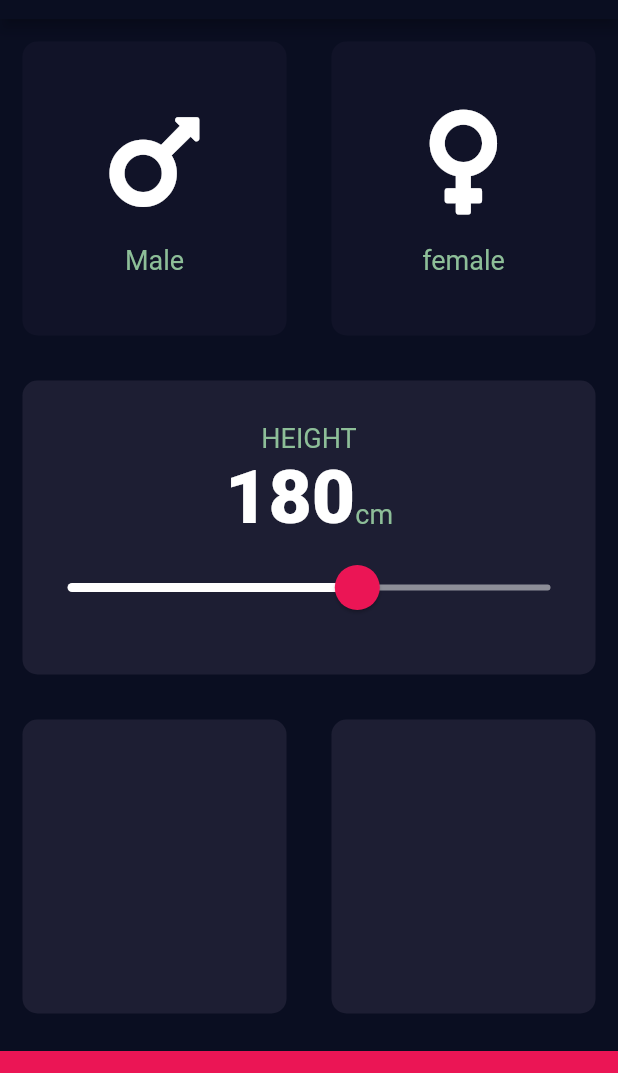
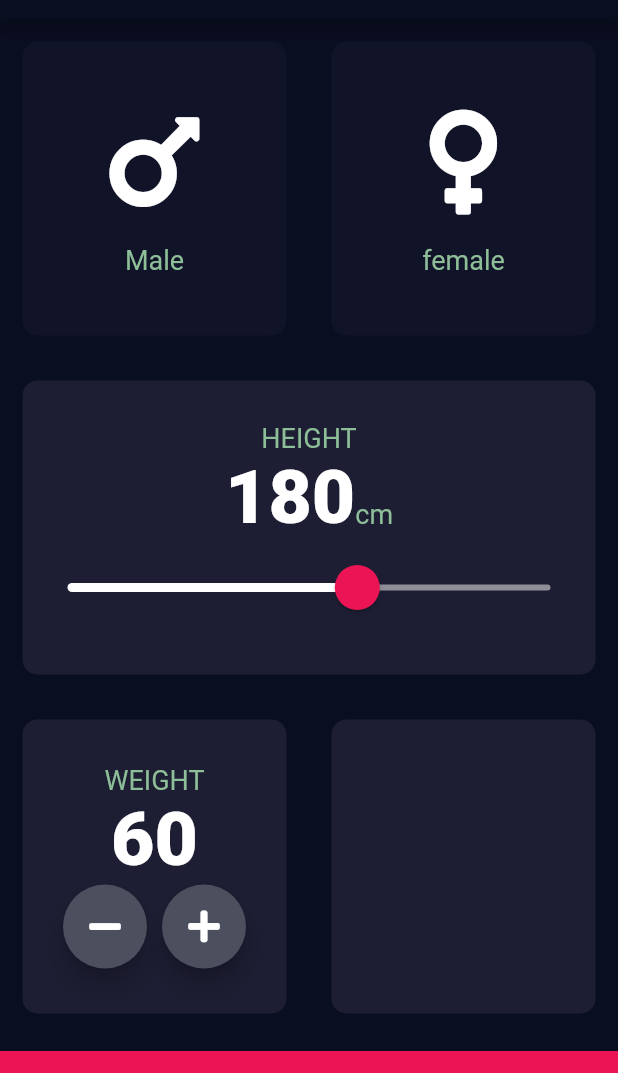
Before and after one commit to sercangl/BMI_Calculator, a Flutter app: the screen it shows after launch, on a phone screen of 412 x 824 dp, the part 65-1138 px from its top. Run offline on Flutter 3.47's test engine with Material 2 defaults, Android fonts, the phone set to English and light mode, and no system bars; our stand-ins replace font_awesome_flutter.

```diff
--- a/bmi_calculator/lib/input-page.dart
+++ b/bmi_calculator/lib/input-page.dart
@@ -19,6 +19,7 @@ class InputPage extends StatefulWidget {
 class _InputPageState extends State<InputPage> {
   Gender selectedGender;
   int height = 180;
+  int weight = 60;
   @override
   Widget build(BuildContext context) {
     return Scaffold(
@@ -111,11 +112,28 @@ class _InputPageState extends State<InputPage> {
             )),
             Expanded(
                 child: Row(
+              mainAxisAlignment: MainAxisAlignment.center,
               children: <Widget>[
                 Expanded(
                     child: ReusableWidget(
-                  colour: activeCardColour,
-                )),
+                        colour: activeCardColour,
+                        cardChild: Column(
+                            mainAxisAlignment: MainAxisAlignment.center,
+                            children: <Widget>[
+                              Text('WEIGHT', style: labelTextStyle),
+                              Text(
+                                weight.toString(),
+                                style: kNumberTextStyle,
+                              ),
+                              Row(
+                                  mainAxisAlignment: MainAxisAlignment.center,
+                                  children: <Widget>[
+                                    RoundIconButton(
+                                        icon: FontAwesomeIcons.minus),
+                                    SizedBox(width: 10.0),
+                                    RoundIconButton(icon: FontAwesomeIcons.plus)
+                                  ]),
+                            ]))),
                 Expanded(
                   child: ReusableWidget(
                     colour: activeCardColour,
@@ -133,3 +151,21 @@ class _InputPageState extends State<InputPage> {
         ));
   }
 }
+
+class RoundIconButton extends StatelessWidget {
+  RoundIconButton({this.icon});
+
+  final IconData icon;
+
+  @override
+  Widget build(BuildContext context) {
+    return RawMaterialButton(
+      child: Icon(icon),
+      onPressed: () {setState(){}},
+      elevation: 6.0,
+      constraints: BoxConstraints.tightFor(width: 56.0, height: 56.0),
+      shape: CircleBorder(),
+      fillColor: Color(0xFF4C4F5E),
+    );
+  }
+}
```
